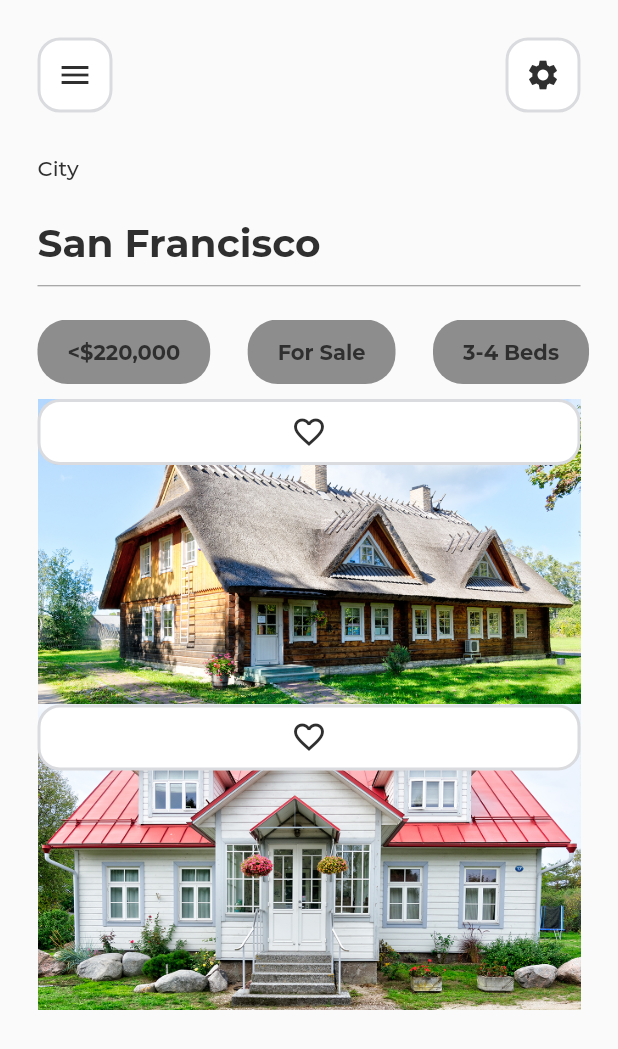
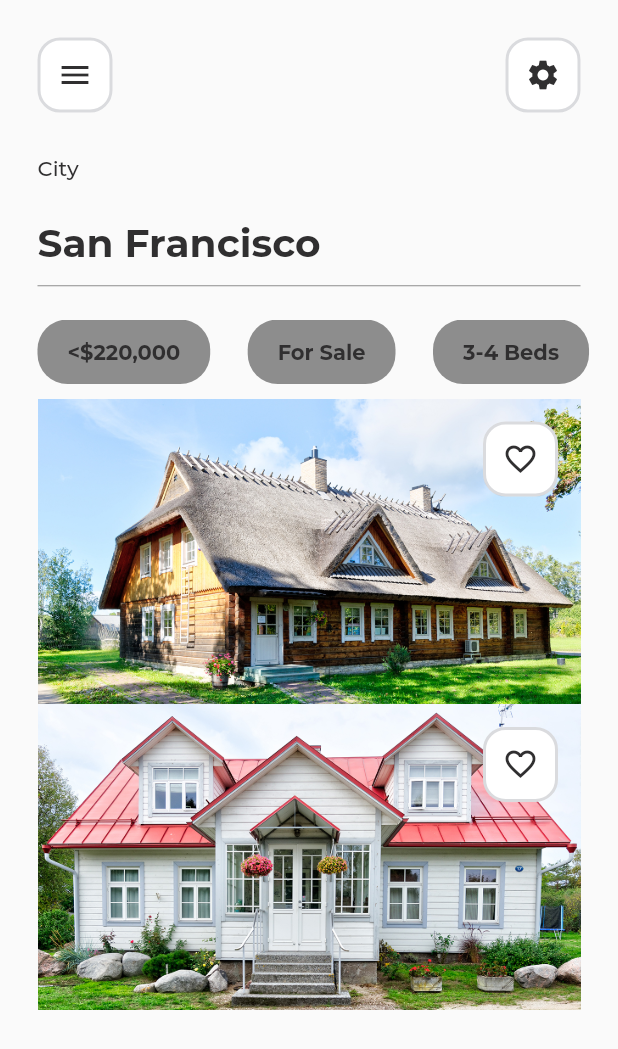
Before and after one commit to madeshv5543/first_flutter, a Flutter app: the screen it shows after launch, on a phone screen of 412 x 824 dp. Shown: the top 1049 px of the screen. Run offline on Flutter 3.47's test engine with Material 2 defaults, Android fonts, the phone set to English and light mode, and no system bars.

```diff
--- a/lib/screens/LandingPage.dart
+++ b/lib/screens/LandingPage.dart
@@ -103,11 +103,15 @@ class RealEstateItem extends StatelessWidget {
           children: [
             Image.asset(itemData['image']),
             Positioned(
+                top: 15,
+                right: 15,
                 child: BorderIcon(
+                    width: 50,
+                    height: 50,
                     child: Icon(
-              Icons.favorite_border,
-              color: COLOR_BLACK,
-            )))
+                      Icons.favorite_border,
+                      color: COLOR_BLACK,
+                    )))
           ],
         )
       ],
```
Also changed, not shown: 1 other file.
